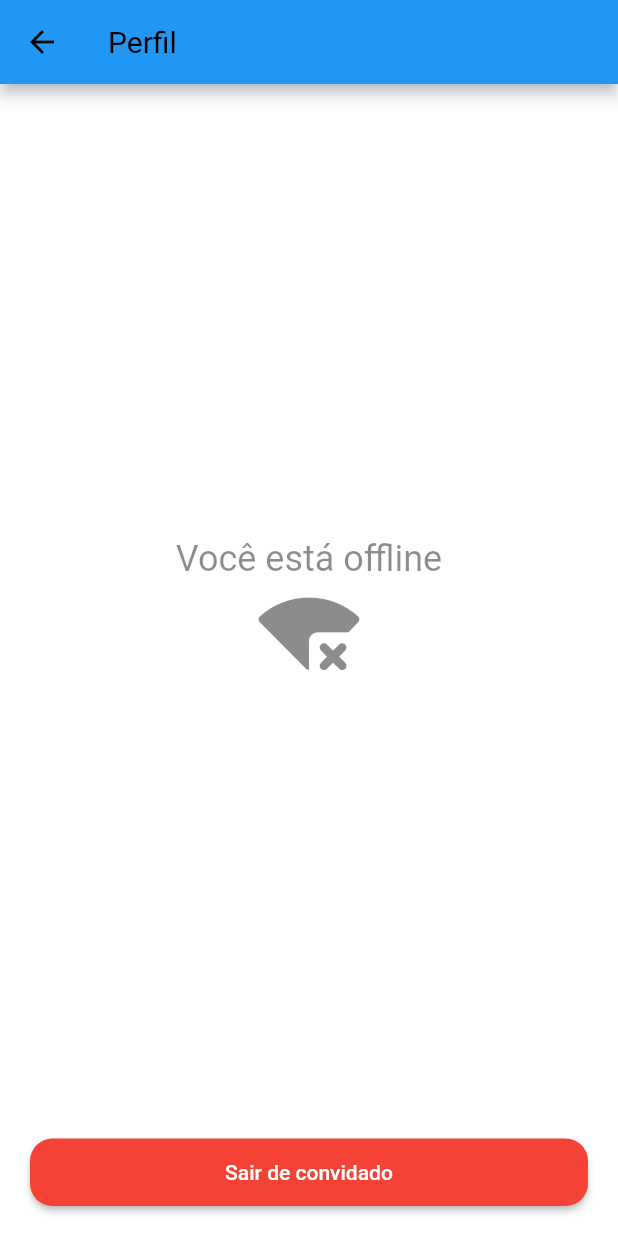
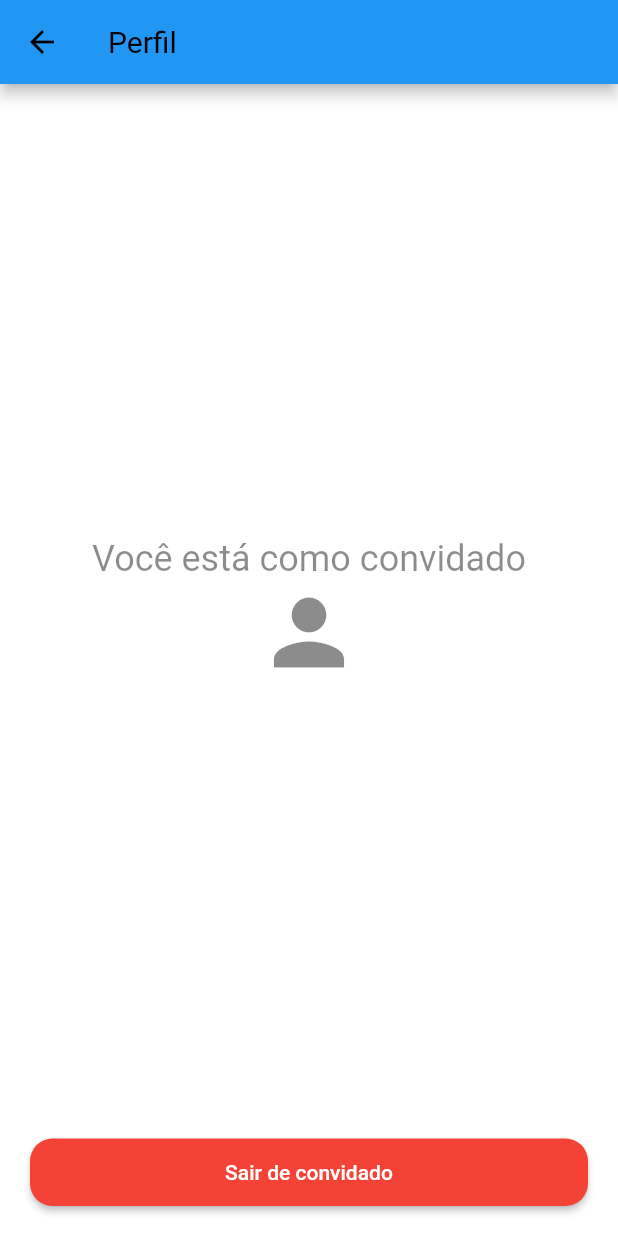
Before and after one commit to EduardoGomesSa/mytodolist, a Flutter app: the screen it shows after launch, after a tap on "Entrar", after a tap on "Entrar como convidado", after a tap on the "person" icon, on a phone screen of 412 x 824 dp. Run offline on Flutter 3.47's test engine with Material 3 defaults, Android fonts, the phone set to English and light mode, and no system bars; our stand-ins replace dio, fl_chart, fluttertoast, get, internet_connection_checker_plus, shared_preferences and 1 more; accounts and stored records are empty.

Commit message:
feat: :sparkles: Create logical for guestPage offline and guest

```diff
--- a/lib/src/pages/profile/guest_page.dart
+++ b/lib/src/pages/profile/guest_page.dart
@@ -1,22 +1,30 @@
 import 'package:flutter/material.dart';
 
 class GuestPage extends StatelessWidget {
-  const GuestPage({super.key});
+  const GuestPage({
+    super.key,
+    this.hasInternet = true,
+    this.isGuest = true,
+  });
+
+  final bool hasInternet;
+  final bool isGuest;
 
   @override
   Widget build(BuildContext context) {
-    return Column(
+    return isGuest
+        ? Column(
             children: [
               const Expanded(
                 child: Column(
                   mainAxisAlignment: MainAxisAlignment.center,
                   children: [
                     Text(
-                "Você está offline",
+                      "Você está como convidado",
                       style: TextStyle(fontSize: 24, color: Colors.black45),
                     ),
                     Icon(
-                Icons.signal_wifi_connected_no_internet_4_rounded,
+                      Icons.person,
                       size: 70,
                       color: Colors.black45,
                     ),
@@ -40,6 +48,28 @@ class GuestPage extends StatelessWidget {
                 ),
               )
             ],
+          )
+        : const Column(
+            children: [
+              Expanded(
+                child: Center(
+                  child: Column(
+                    mainAxisAlignment: MainAxisAlignment.center,
+                    children: [
+                      Text(
+                        "Você está offline",
+                        style: TextStyle(fontSize: 24, color: Colors.black45),
+                      ),
+                      Icon(
+                        Icons.signal_wifi_connected_no_internet_4_rounded,
+                        size: 70,
+                        color: Colors.black45,
+                      ),
+                    ],
+                  ),
+                ),
+              ),
+            ],
           );
   }
 }
--- a/lib/src/pages/profile/profile_page.dart
+++ b/lib/src/pages/profile/profile_page.dart
@@ -96,19 +96,16 @@ class ProfilePage extends StatelessWidget {
                         const EdgeInsets.only(top: 10, left: 15, right: 15),
                     child: Card(
                       color: Colors.blue,
-                      child: controller.hasInternet.value &&
-                              !controller.isGuest.value
-                          ? Column(
+                      child: Column(
                         children: [
                           Row(
                             mainAxisAlignment: MainAxisAlignment.start,
                             children: [
                               Padding(
-                                      padding: const EdgeInsets.only(
-                                          left: 10, top: 10),
+                                padding:
+                                    const EdgeInsets.only(left: 10, top: 10),
                                 child: Column(
-                                        crossAxisAlignment:
-                                            CrossAxisAlignment.start,
+                                  crossAxisAlignment: CrossAxisAlignment.start,
                                   children: [
                                     Text(
                                       controller.user.name.toString(),
@@ -137,8 +134,7 @@ class ProfilePage extends StatelessWidget {
                                 padding: const EdgeInsets.only(
                                     right: 10, bottom: 10),
                                 child: Column(
-                                        crossAxisAlignment:
-                                            CrossAxisAlignment.end,
+                                  crossAxisAlignment: CrossAxisAlignment.end,
                                   children: [
                                     Text(
                                       "Total de tarefas: ${controllerTask.listTask.length}",
@@ -170,9 +166,6 @@ class ProfilePage extends StatelessWidget {
                             ],
                           )
                         ],
-                            )
-                          : const Center(
-                              child: Text("Sem conexão à internet no momento"),
                       ),
                     ),
                   ),
@@ -189,26 +182,17 @@ class ProfilePage extends StatelessWidget {
                             ),
                           ),
                         ),
-                        controller.hasInternet.value &&
-                                !controller.isGuest.value
-                            ? SizedBox(
+                        SizedBox(
                           width: double.infinity,
                           height: 100,
                           child: PieChartWidget(
                             totalTarefas: controllerTask.listTask.length,
-                                  tarefasAbertas:
-                                      controllerTask.countTasks("ativo"),
+                            tarefasAbertas: controllerTask.countTasks("ativo"),
                             tarefasConcluidas:
                                 controllerTask.countTasks("inativo"),
                           ),
-                              )
-                            : const Center(
-                                child:
-                                    Text("Sem conexão à internet no momento"),
                         ),
-                        controller.hasInternet.value &&
-                                !controller.isGuest.value
-                            ? Padding(
+                        Padding(
                           padding: const EdgeInsets.only(top: 120),
                           child: SizedBox(
                             width: double.infinity,
@@ -217,10 +201,6 @@ class ProfilePage extends StatelessWidget {
                                 tasksByDay:
                                     controllerTask.generateTasksByDay()),
                           ),
-                              )
-                            : const Center(
-                                child:
-                                    Text("Sem conexão à internet no momento"),
                         ),
                       ],
                     ),
@@ -245,8 +225,7 @@ class ProfilePage extends StatelessWidget {
                           ),
                         ),
                       ),
-                      controller.hasInternet.value && !controller.isGuest.value
-                          ? Padding(
+                      Padding(
                         padding: const EdgeInsets.only(
                             top: 20, bottom: 20, left: 20, right: 20),
                         child: SizedBox(
@@ -268,13 +247,15 @@ class ProfilePage extends StatelessWidget {
                             ),
                           ),
                         ),
-                            )
-                          : const SizedBox.shrink(),
+                      ),
                     ],
                   )
                 ],
               )
-            : GuestPage(),
+            : GuestPage(
+                hasInternet: controller.hasInternet.value,
+                isGuest: controller.isGuest.value,
+              ),
       ),
     );
   }
```
Lines whose indentation alone changed are shown as unchanged.
